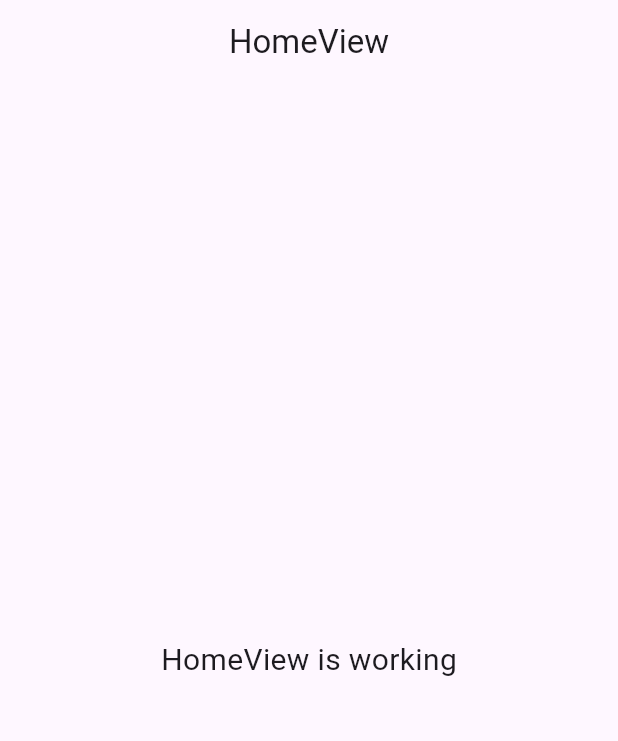
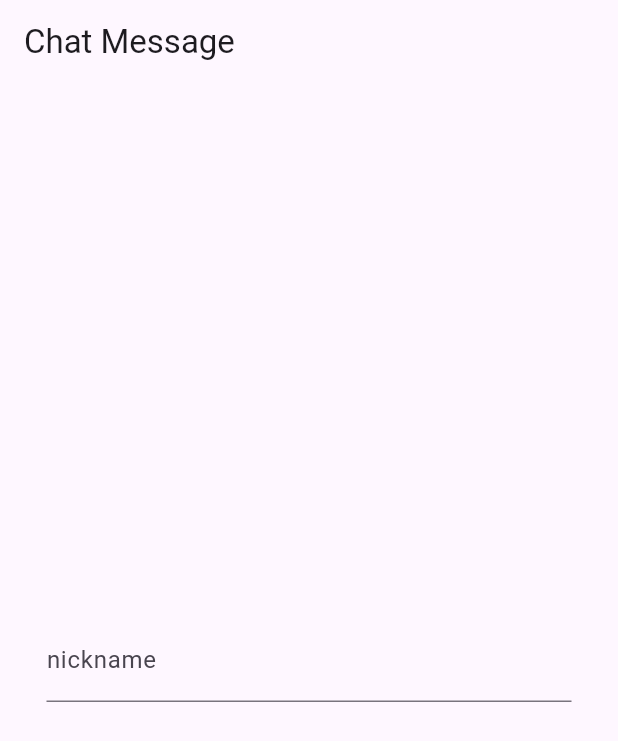
Before and after one commit to HerrDick/chat_message, a Flutter app: the screen it shows after launch, on a phone screen of 412 x 824 dp. Shown: the top 741 px of the screen. Run offline on Flutter 3.47's test engine with Material 3 defaults, Android fonts, the phone set to English and light mode, and no system bars; our stand-ins replace get.

Commit message:
home view

```diff
--- a/lib/app/modules/home/views/home_view.dart
+++ b/lib/app/modules/home/views/home_view.dart
@@ -10,14 +10,15 @@ class HomeView extends GetView<HomeController> {
   Widget build(BuildContext context) {
     return Scaffold(
       appBar: AppBar(
-        title: const Text('HomeView'),
-        centerTitle: true,
+        title: const Text('Chat Message'),
       ),
-      body: const Center(
-        child: Text(
-          'HomeView is working',
-          style: TextStyle(fontSize: 20),
-        ),
+      body: Center(
+        child: Container(
+          width: 350,
+          child: TextField(
+            decoration: InputDecoration(labelText: 'nickname'),
+          ),
+        )
       ),
     );
   }
```
